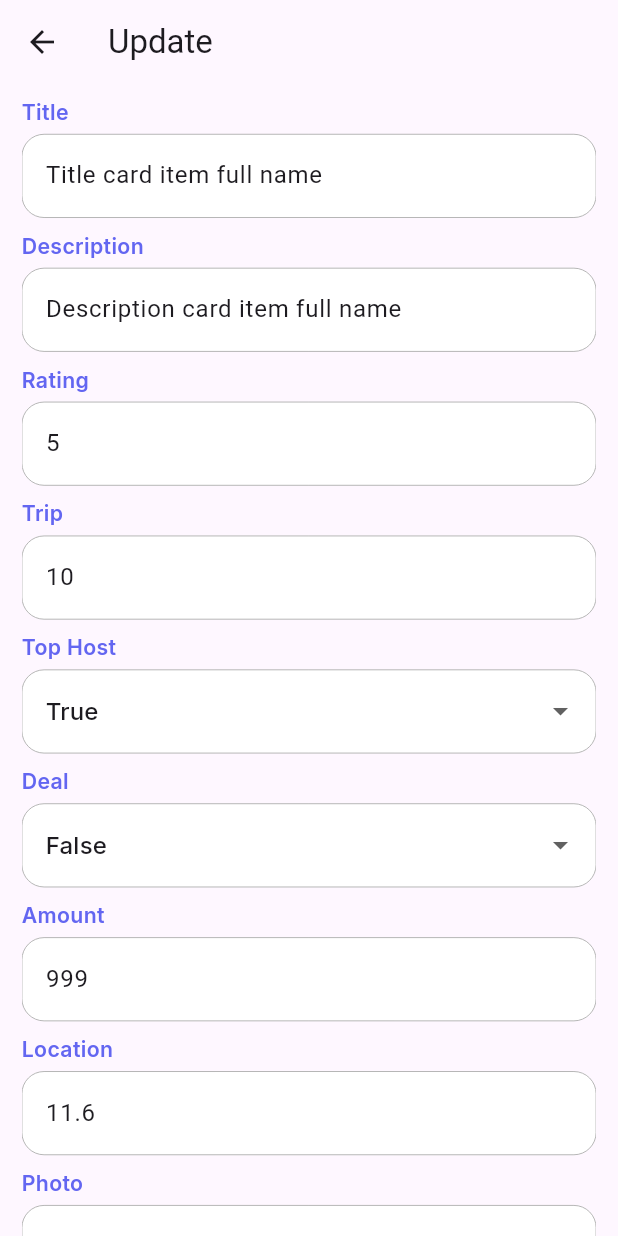
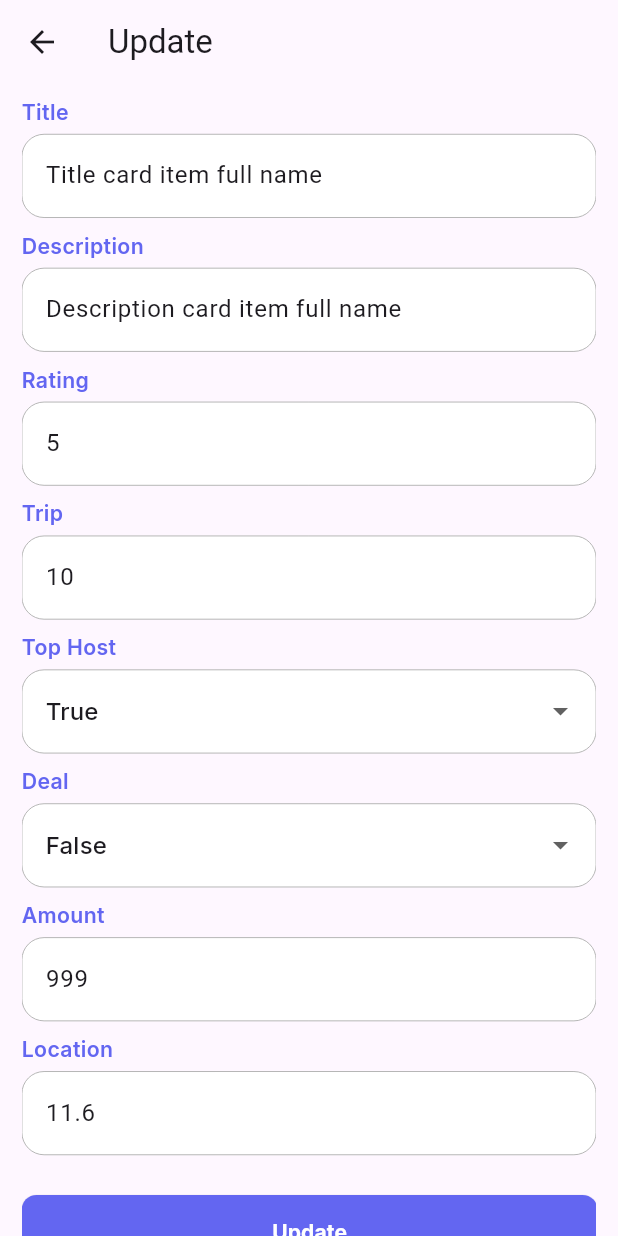
Before and after one commit to abirAbuAsim/brokr-app-assignment, a Flutter app: the UpdateTripScreen screen opened directly with sample values from the repository, on a phone screen of 412 x 824 dp. Run offline on Flutter 3.47's test engine with Material 3 defaults, Android fonts, the phone set to English and light mode, and no system bars; our stand-ins replace dartz, flutter_riverpod, flutter_screenutil, flutter_svg, google_fonts.

Commit message:
refactored update screen

```diff
--- a/lib/features/trips/presentation/pages/update_trip_screen.dart
+++ b/lib/features/trips/presentation/pages/update_trip_screen.dart
@@ -23,9 +23,6 @@ class UpdateTripScreen extends ConsumerWidget {
     final countController = TextEditingController(text: trip.count);
     final amountController = TextEditingController(text: trip.amount);
     final locationController = TextEditingController(text: trip.location);
-    final pictureController = TextEditingController(
-        text:
-            'https://images.unsplash.com/photo-1499856871958-5b9627545d1a?auto=format&fit=crop&q=60&w=500&ixlib=rb-4.0.3&ixid=M3wxMjA3fDB8MHxleHBsb3JlLWZlZWR8MXx8fGVufDB8fHx8fA%3D%3D');
     List<String> pictures = [];
     bool selectedDeal = trip.deal;
     bool selectedTopHost = trip.topHost;
@@ -215,13 +212,6 @@ class UpdateTripScreen extends ConsumerWidget {
                   SizedBox(
                     height: 10.h,
                   ),
-                  CustomTextFormField(
-                    headingTitle: 'Photo',
-                    controller: pictureController,
-                    keyboardType: TextInputType.text,
-                    maxLine: 1,
-                    fillColor: Colors.white,
-                  ),
                   SizedBox(
                     height: 20.h,
                   ),
@@ -230,7 +220,7 @@ class UpdateTripScreen extends ConsumerWidget {
                     children: [
                       ElevatedButton(
                         onPressed: () {
-                          pictures.add(pictureController.text);
+                          pictures.add('assets/images/c1.png');
                           if (_formKey.currentState!.validate()) {
                             final newTrip = Trip(
                               id: trip.id,
```
Also changed, not shown: assets/images/brokr-update-screen.png.
